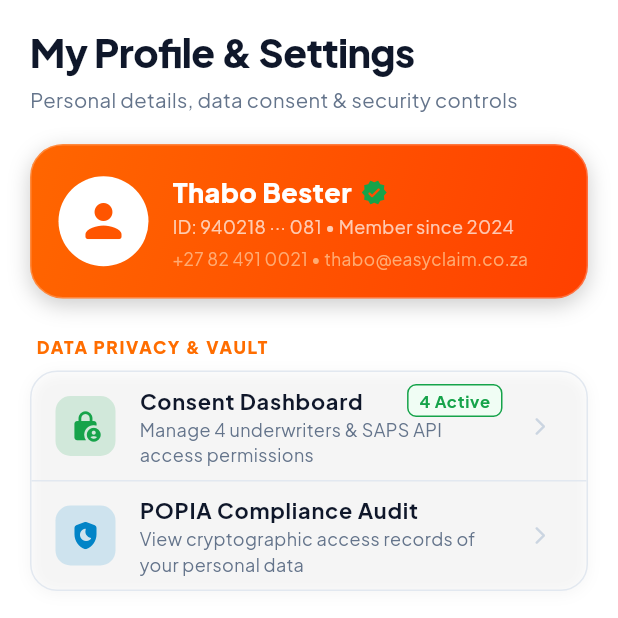
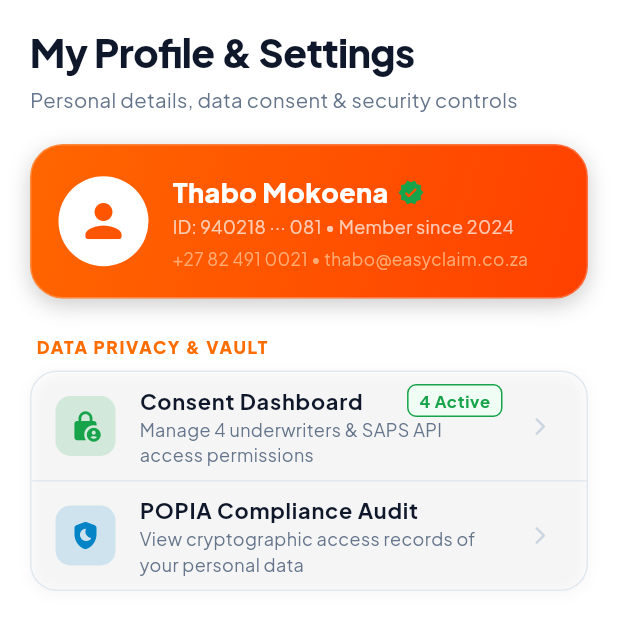
Before and after one commit to MainMethod26/Easy-Claim, a Flutter app: the ProfileScreen screen opened directly, on a phone screen of 412 x 824 dp, the top half of it. Run offline on Flutter 3.47's test engine with Material 3 defaults, Android fonts, the light colour scheme and no system bars; our stand-ins replace awesome_snackbar_content, cached_network_image, fl_chart, flutter_dotenv, flutter_slidable, flutter_spinkit and 2 more; network calls fail.

Commit message:
Replace 'Thabo Bester' with 'Thabo Mokoena' across all models, screens, and tests

```diff
--- a/lib/models/covers_models.dart
+++ b/lib/models/covers_models.dart
@@ -584,7 +584,7 @@
         insuranceName: 'Comprehensive Health Guard',
         underwriter: 'Discovery Health',
         category: PlanCategory.health,
-        assetName: 'Thabo Bester (Primary Policyholder)',
+        assetName: 'Thabo Mokoena (Primary Policyholder)',
         make: 'Discovery Health',
         model: 'Executive Plan - Primary Insured',
         identifier: 'Member No: MBR-88019-01 · ID: ···081',
@@ -602,7 +602,7 @@
         insuranceName: 'Comprehensive Health Guard',
         underwriter: 'Discovery Health',
         category: PlanCategory.health,
-        assetName: 'Lerato Bester (Spouse / Dependent)',
+        assetName: 'Lerato Mokoena (Spouse / Dependent)',
         make: 'Discovery Health',
         model: 'Executive Plan - Adult Dependent',
         identifier: 'Member No: MBR-88019-02 · ID: ···084',
--- a/lib/screens/covers_screen.dart
+++ b/lib/screens/covers_screen.dart
@@ -1130,7 +1130,7 @@
 
   // BOTTOM SHEET: Instant Plan Activation ("Request to Join Plan")
   Widget _buildJoinPlanSheet(Plan plan) {
-    final nameCtrl = TextEditingController(text: 'Thabo Bester');
+    final nameCtrl = TextEditingController(text: 'Thabo Mokoena');
     final idCtrl = TextEditingController(text: '9402185249081');
     final emailCtrl = TextEditingController(text: 'thabo@easyclaim.co.za');
     final phoneCtrl = TextEditingController(text: '+27 82 491 0021');
--- a/lib/screens/easy_claim_home_screen.dart
+++ b/lib/screens/easy_claim_home_screen.dart
@@ -1087,7 +1087,7 @@
           ),
           const SizedBox(height: 20.0),
           const Text(
-            'Thabo Bester',
+            'Thabo Mokoena',
             style: TextStyle(fontSize: 22.0, fontWeight: FontWeight.w800, color: Color(0xFF0F172A)),
           ),
           const Text('ID: 940218 ··· 081', style: TextStyle(color: Color(0xFF64748B), fontSize: 14)),
--- a/lib/screens/profile_screen.dart
+++ b/lib/screens/profile_screen.dart
@@ -90,7 +90,7 @@
                           Row(
                             children: [
                               Text(
-                                'Thabo Bester',
+                                'Thabo Mokoena',
                                 style: TextStyle(
                                   color: Colors.white,
                                   fontSize: 18,
--- a/lib/widgets/claims_wizard_modal.dart
+++ b/lib/widgets/claims_wizard_modal.dart
@@ -179,7 +179,7 @@
         isWithinWaitingPeriod: true,
         isWithinFilingWindow: true,
         verificationMessage:
-            'Identity verified (Thabo Bester ···081). $planName active ($policyNum) covering $assetName underwritten by $underwriter. Waiting period passed. Incident within 30-day window.',
+            'Identity verified (Thabo Mokoena ···081). $planName active ($policyNum) covering $assetName underwritten by $underwriter. Waiting period passed. Incident within 30-day window.',
         verificationErrors: const [],
       ),
     );
```
Also changed, not shown: 1 other file.
